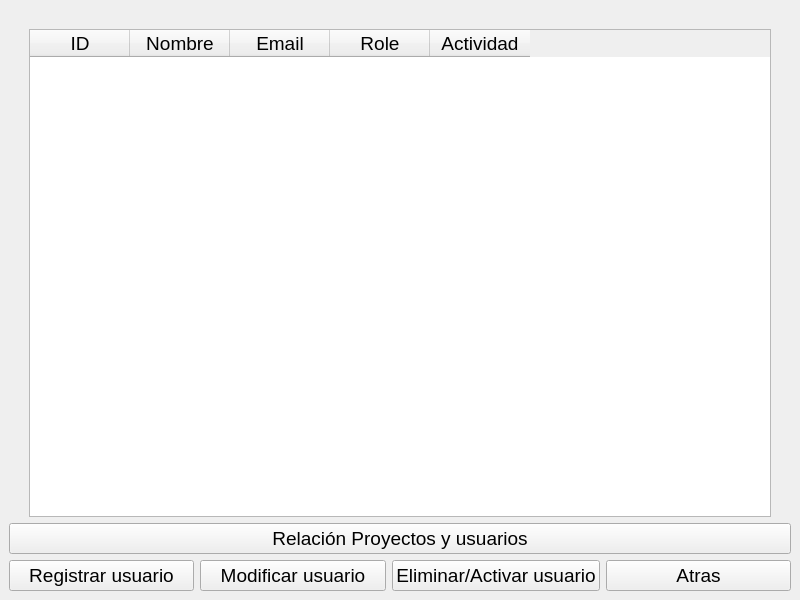
Above: Interfaces/UI/view_ventana_superusuario.ui from adrianvillanueva997/computation_lab_2 before the change. Below: the same form after it.
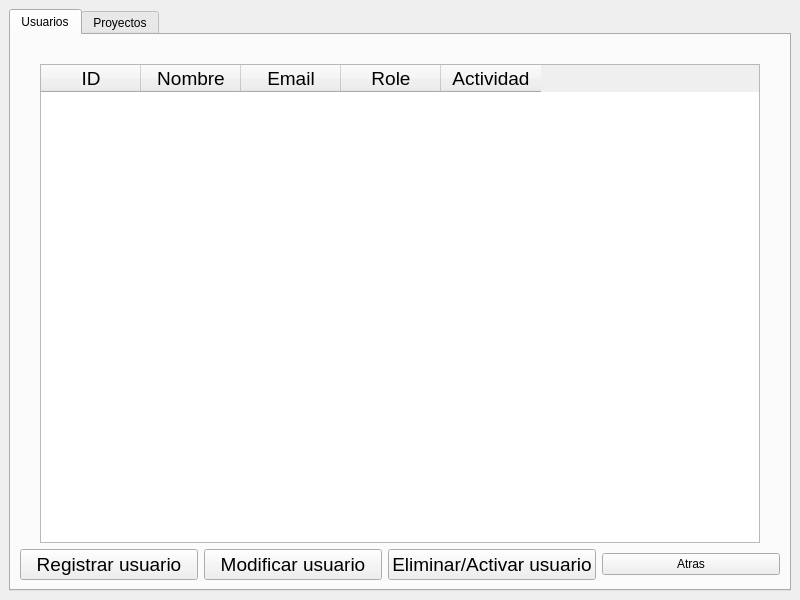
That is the form after the change.

Diff of the .ui file:
```diff
--- a/Interfaces/UI/view_ventana_superusuario.ui
+++ b/Interfaces/UI/view_ventana_superusuario.ui
@@ -10,72 +10,25 @@
     <height>600</height>
    </rect>
   </property>
-  <property name="font">
-   <font>
-    <pointsize>14</pointsize>
-   </font>
-  </property>
   <property name="windowTitle">
    <string>MainWindow</string>
   </property>
   <widget class="QWidget" name="centralwidget">
    <layout class="QGridLayout" name="gridLayout">
-    <item row="2" column="0">
-     <layout class="QGridLayout" name="gridLayout_2">
-      <item row="0" column="2">
-       <widget class="QPushButton" name="pushButton_Eliminar_usuario">
-        <property name="font">
-         <font>
-          <pointsize>14</pointsize>
-         </font>
-        </property>
-        <property name="text">
-         <string>Eliminar/Activar usuario</string>
-        </property>
-       </widget>
-      </item>
       <item row="0" column="1">
-       <widget class="QPushButton" name="pushButton_Modificar_usuario">
-        <property name="font">
-         <font>
-          <pointsize>14</pointsize>
-         </font>
-        </property>
-        <property name="text">
-         <string>Modificar usuario</string>
-        </property>
-       </widget>
-      </item>
-      <item row="0" column="0">
-       <widget class="QPushButton" name="pushButton_Registrar_usuario">
-        <property name="font">
-         <font>
-          <pointsize>14</pointsize>
-         </font>
-        </property>
-        <property name="text">
-         <string>Registrar usuario</string>
-        </property>
-       </widget>
-      </item>
-      <item row="0" column="3">
-       <widget class="QPushButton" name="pushButton_Atras">
-        <property name="font">
-         <font>
-          <pointsize>14</pointsize>
-         </font>
-        </property>
-        <property name="text">
-         <string>Atras</string>
-        </property>
-       </widget>
-      </item>
-     </layout>
-    </item>
-    <item row="0" column="0">
-     <layout class="QGridLayout" name="gridLayout_3">
+     <widget class="QTabWidget" name="tabWidget">
+      <property name="currentIndex">
+       <number>0</number>
+      </property>
+      <widget class="QWidget" name="tab">
+       <attribute name="title">
+        <string>Usuarios</string>
+       </attribute>
+       <layout class="QVBoxLayout" name="verticalLayout">
+        <item>
+         <layout class="QGridLayout" name="gridLayout_5">
       <item row="0" column="1">
-       <spacer name="horizontalSpacer">
+           <spacer name="horizontalSpacer_2">
         <property name="orientation">
          <enum>Qt::Horizontal</enum>
         </property>
@@ -88,7 +41,7 @@
        </spacer>
       </item>
       <item row="2" column="1">
-       <widget class="QTableWidget" name="tableWidget">
+           <widget class="QTableWidget" name="tableWidget_Usuarios">
         <property name="font">
          <font>
           <pointsize>14</pointsize>
@@ -128,7 +81,7 @@
        </widget>
       </item>
       <item row="2" column="0">
-       <spacer name="verticalSpacer">
+           <spacer name="verticalSpacer_3">
         <property name="orientation">
          <enum>Qt::Vertical</enum>
         </property>
@@ -141,7 +94,7 @@
        </spacer>
       </item>
       <item row="2" column="2">
-       <spacer name="verticalSpacer_2">
+           <spacer name="verticalSpacer_4">
         <property name="orientation">
          <enum>Qt::Vertical</enum>
         </property>
@@ -155,16 +108,80 @@
       </item>
      </layout>
     </item>
-    <item row="1" column="0">
-     <widget class="QPushButton" name="pushButton_Relacion_Proyectos">
+        <item>
+         <layout class="QGridLayout" name="gridLayout_4">
+          <item row="0" column="0">
+           <widget class="QPushButton" name="pushButton_Registrar_usuario_2">
       <property name="font">
        <font>
         <pointsize>14</pointsize>
        </font>
       </property>
       <property name="text">
-       <string>Relación Proyectos y usuarios</string>
-      </property>
+             <string>Registrar usuario</string>
+            </property>
+           </widget>
+          </item>
+          <item row="0" column="2">
+           <widget class="QPushButton" name="pushButton_Eliminar_usuario_2">
+            <property name="font">
+             <font>
+              <pointsize>14</pointsize>
+             </font>
+            </property>
+            <property name="text">
+             <string>Eliminar/Activar usuario</string>
+            </property>
+           </widget>
+          </item>
+          <item row="0" column="1">
+           <widget class="QPushButton" name="pushButton_Modificar_usuario_2">
+            <property name="font">
+             <font>
+              <pointsize>14</pointsize>
+             </font>
+            </property>
+            <property name="text">
+             <string>Modificar usuario</string>
+            </property>
+           </widget>
+          </item>
+          <item row="0" column="3">
+           <widget class="QPushButton" name="pushButton_Atras">
+            <property name="text">
+             <string>Atras</string>
+            </property>
+           </widget>
+          </item>
+         </layout>
+        </item>
+       </layout>
+      </widget>
+      <widget class="QWidget" name="tab_2">
+       <attribute name="title">
+        <string>Proyectos</string>
+       </attribute>
+       <layout class="QVBoxLayout" name="verticalLayout_2">
+        <item>
+         <layout class="QGridLayout" name="gridLayout_2">
+          <item row="0" column="0">
+           <widget class="QTableWidget" name="tableWidget_Relacion">
+            <column>
+             <property name="text">
+              <string>Usuario</string>
+             </property>
+            </column>
+            <column>
+             <property name="text">
+              <string>Proyecto</string>
+             </property>
+            </column>
+           </widget>
+          </item>
+         </layout>
+        </item>
+       </layout>
+      </widget>
      </widget>
     </item>
    </layout>
```
Left out of the diff: 6 changed lines with no effect on the pictures. Lines whose indentation alone changed are shown as unchanged.
